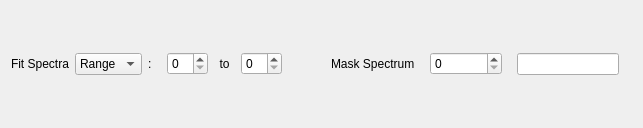
Above: qt/scientific_interfaces/Indirect/IndirectSpectrumSelector.ui from mantidproject/mantid before the change. Below: the same form after it.
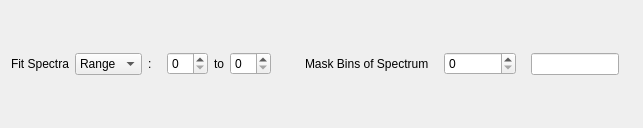
That is the form after the change.

Commit message:
Change Mask Spectrum to Mask Bins of Spectrum
Refs #22064

The edit to the form file:
```diff
--- a/qt/scientific_interfaces/Indirect/IndirectSpectrumSelector.ui
+++ b/qt/scientific_interfaces/Indirect/IndirectSpectrumSelector.ui
@@ -99,7 +99,7 @@
    <item>
     <widget class="QLabel" name="lbMaskSpectrum">
      <property name="text">
-      <string>Mask Spectrum</string>
+      <string>Mask Bins of Spectrum</string>
      </property>
     </widget>
    </item>
```
